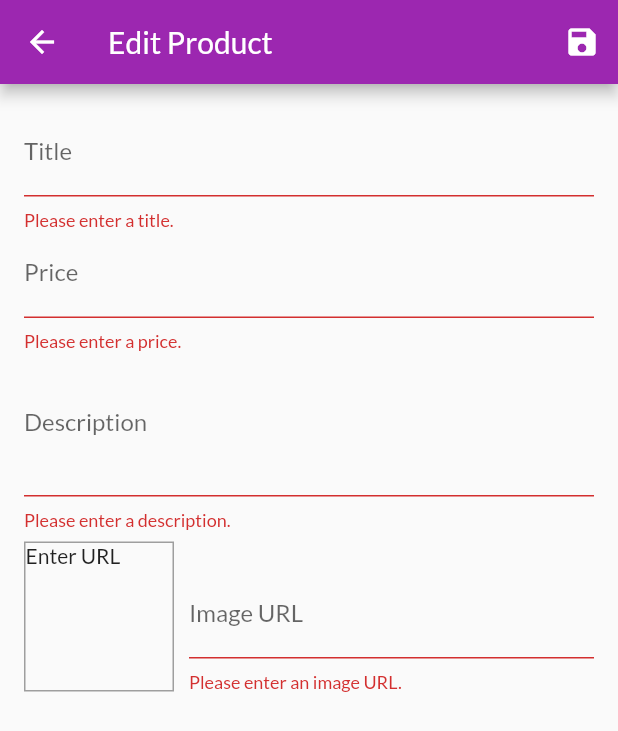
After one commit to chuabingquan/flutter-course, a Flutter app: the EditProductScreen screen opened by its route, after a tap on the "save" icon, on a phone screen of 412 x 824 dp. The commit adds this screen. Shown: the top 731 px of the screen. Run offline on Flutter 3.47's test engine with Material 2 defaults, Android fonts, the phone set to English and light mode, and no system bars; network calls fail.

Commit message:
Add ability to add/edit products

```diff
--- a/my_shop/lib/main.dart
+++ b/my_shop/lib/main.dart
@@ -3,8 +3,10 @@ import 'package:provider/provider.dart';
 
 import './screens/products_overview_screen.dart';
 import './screens/product_detail_screen.dart';
+import './screens/user_product_screen.dart';
 import './screens/cart_screen.dart';
 import './screens/orders_screen.dart';
+import './screens/edit_product_screen.dart';
 import './providers/products.dart';
 import './providers/cart.dart';
 import './providers/orders.dart';
@@ -37,6 +39,8 @@ class MyApp extends StatelessWidget {
           ProductDetailScreen.routeName: (ctx) => ProductDetailScreen(),
           CartScreen.routeName: (ctx) => CartScreen(),
           OrdersScreen.routeName: (ctx) => OrdersScreen(),
+          UserProductScreen.routeName: (ctx) => UserProductScreen(),
+          EditProductScreen.routeName: (ctx) => EditProductScreen(),
         },
       ),
     );
--- a/my_shop/lib/providers/products.dart
+++ b/my_shop/lib/providers/products.dart
@@ -50,4 +50,28 @@ class Products with ChangeNotifier {
   Product findById(String id) {
     return _items.firstWhere((product) => product.id == id);
   }
+
+  void addProduct(Product product) {
+    final newProduct = Product(
+      id: DateTime.now().toString(),
+      title: product.title,
+      description: product.description,
+      price: product.price,
+      imageUrl: product.imageUrl,
+    );
+
+    _items.add(newProduct);
+    // _items.insert(0, newProduct); // Insert at the start of the list
+    notifyListeners();
+  }
+
+  void updateProduct(String id, Product newProduct) {
+    final productIndex = _items.indexWhere((product) => product.id == id);
+    if (productIndex >= 0) {
+      _items[productIndex] = newProduct;
+      notifyListeners();
+    } else {
+      print('messed up');
+    }
+  }
 }
--- /dev/null
+++ b/my_shop/lib/screens/edit_product_screen.dart
@@ -0,0 +1,257 @@
+import 'package:flutter/material.dart';
+import 'package:provider/provider.dart';
+
+import '../providers/product.dart';
+import '../providers/products.dart';
+
+class EditProductScreen extends StatefulWidget {
+  static const routeName = '/edit-product';
+  @override
+  _EditProductScreenState createState() => _EditProductScreenState();
+}
+
+class _EditProductScreenState extends State<EditProductScreen> {
+  // Needs to be disposed, else memory leaks
+  final _priceFocusNode = FocusNode();
+  final _descriptionFocusNode = FocusNode();
+  final _imageUrlFocusNode = FocusNode();
+  final _imageUrlController = TextEditingController();
+  final _form = GlobalKey<FormState>();
+  var _editedProduct = Product(
+    id: null,
+    title: '',
+    price: 0,
+    description: '',
+    imageUrl: '',
+  );
+  var _initValues = {
+    'title': '',
+    'description': '',
+    'price': '',
+    'imageUrl': '',
+  };
+  var _isInit = true;
+
+  @override
+  void initState() {
+    _imageUrlFocusNode.addListener(_updateImageUrl);
+    super.initState();
+  }
+
+  // runs before build is executed
+  @override
+  void didChangeDependencies() {
+    if (_isInit) {
+      // when future dependencies change, won't re-trigger
+      final productId = ModalRoute.of(context).settings.arguments as String;
+      if (productId != null) {
+        _editedProduct =
+            Provider.of<Products>(context, listen: false).findById(productId);
+        _initValues = {
+          'title': _editedProduct.title,
+          'description': _editedProduct.description,
+          'price': _editedProduct.price.toString(),
+          'imageUrl': '',
+        };
+        _imageUrlController.text = _editedProduct.imageUrl;
+      }
+      _isInit = false;
+    }
+    super.didChangeDependencies();
+  }
+
+  @override
+  void dispose() {
+    _imageUrlFocusNode.removeListener(_updateImageUrl);
+    _priceFocusNode.dispose();
+    _descriptionFocusNode.dispose();
+    _imageUrlFocusNode.dispose();
+    _imageUrlController.dispose();
+    super.dispose();
+  }
+
+  void _updateImageUrl() {
+    final imageUrlInput = _imageUrlController.text;
+    if (!_imageUrlFocusNode.hasFocus) {
+      if ((!imageUrlInput.startsWith('http://') &&
+              !imageUrlInput.startsWith('https://')) ||
+          (!imageUrlInput.endsWith('.png') &&
+              !imageUrlInput.endsWith('.jpg') &&
+              !imageUrlInput.endsWith('.jpeg'))) {
+        return;
+      }
+      setState(() {});
+    }
+  }
+
+  void _saveForm() {
+    final isValid = _form.currentState.validate();
+    if (!isValid) {
+      return;
+    }
+    _form.currentState.save();
+    if (_editedProduct.id != null) {
+      Provider.of<Products>(context, listen: false)
+          .updateProduct(_editedProduct.id, _editedProduct);
+    } else {
+      Provider.of<Products>(context, listen: false).addProduct(_editedProduct);
+    }
+    Navigator.of(context).pop();
+  }
+
+  @override
+  Widget build(BuildContext context) {
+    return Scaffold(
+      appBar: AppBar(
+        title: Text(
+          'Edit Product',
+        ),
+        actions: <Widget>[
+          IconButton(
+            icon: Icon(Icons.save),
+            onPressed: _saveForm,
+          ),
+        ],
+      ),
+      body: Padding(
+        padding: const EdgeInsets.all(16.0),
+        child: Form(
+          key: _form,
+          child: ListView(
+            children: <Widget>[
+              TextFormField(
+                initialValue: _initValues['title'],
+                decoration: InputDecoration(labelText: 'Title'),
+                textInputAction: TextInputAction.next,
+                onFieldSubmitted: (value) {
+                  FocusScope.of(context).requestFocus(_priceFocusNode);
+                },
+                validator: (value) {
+                  if (value.isEmpty) return 'Please enter a title.';
+                  return null;
+                },
+                onSaved: (value) {
+                  _editedProduct = Product(
+                    id: _editedProduct.id,
+                    title: value,
+                    price: _editedProduct.price,
+                    description: _editedProduct.description,
+                    imageUrl: _editedProduct.imageUrl,
+                    isFavourite: _editedProduct.isFavourite,
+                  );
+                },
+              ),
+              TextFormField(
+                initialValue: _initValues['price'],
+                decoration: InputDecoration(labelText: 'Price'),
+                textInputAction: TextInputAction.next,
+                keyboardType: TextInputType.number,
+                focusNode: _priceFocusNode,
+                onFieldSubmitted: (value) {
+                  FocusScope.of(context).requestFocus(_descriptionFocusNode);
+                },
+                validator: (value) {
+                  if (value.isEmpty) return 'Please enter a price.';
+                  if (double.tryParse(value) == null)
+                    return 'Please enter a valid number.';
+                  if (double.parse(value) <= 0)
+                    return 'Please enter a number greater than 0.';
+                  return null;
+                },
+                onSaved: (value) {
+                  _editedProduct = Product(
+                    id: _editedProduct.id,
+                    title: _editedProduct.title,
+                    price: double.parse(value),
+                    description: _editedProduct.description,
+                    imageUrl: _editedProduct.imageUrl,
+                    isFavourite: _editedProduct.isFavourite,
+                  );
+                },
+              ),
+              TextFormField(
+                initialValue: _initValues['description'],
+                decoration: InputDecoration(labelText: 'Description'),
+                maxLines: 3,
+                keyboardType: TextInputType.multiline,
+                focusNode: _descriptionFocusNode,
+                validator: (value) {
+                  if (value.isEmpty) return 'Please enter a description.';
+                  if (value.length < 10)
+                    return 'Should be at least 10 characters long.';
+                  return null;
+                },
+                onSaved: (value) {
+                  _editedProduct = Product(
+                    id: _editedProduct.id,
+                    title: _editedProduct.title,
+                    price: _editedProduct.price,
+                    description: value,
+                    imageUrl: _editedProduct.imageUrl,
+                    isFavourite: _editedProduct.isFavourite,
+                  );
+                },
+              ),
+              Row(
+                crossAxisAlignment: CrossAxisAlignment.end,
+                children: <Widget>[
+                  Container(
+                    width: 100,
+                    height: 100,
+                    margin: EdgeInsets.only(
+                      top: 8,
+                      right: 10,
+                    ),
+                    decoration: BoxDecoration(
+                      border: Border.all(
+                        width: 1,
+                        color: Colors.grey,
+                      ),
+                    ),
+                    child: _imageUrlController.text.isEmpty
+                        ? Text('Enter URL')
+                        : FittedBox(
+                            child: Image.network(_imageUrlController.text,
+                                fit: BoxFit.cover),
+                          ),
+                  ),
+                  Expanded(
+                    child: TextFormField(
+                      decoration: InputDecoration(labelText: 'Image URL'),
+                      keyboardType: TextInputType.url,
+                      textInputAction: TextInputAction.done,
+                      controller: _imageUrlController,
+                      focusNode: _imageUrlFocusNode,
+                      validator: (value) {
+                        if (value.isEmpty) return 'Please enter an image URL.';
+                        if (!value.startsWith('http://') &&
+                            !value.startsWith('https://'))
+                          return 'Please enter a valid URL.';
+                        if (!value.endsWith('.png') &&
+                            !value.endsWith('.jpg') &&
+                            !value.endsWith('.jpeg'))
+                          return 'Please enter a valid image URL.';
+                        return null;
+                      },
+                      onFieldSubmitted: (_) => _saveForm(),
+                      onSaved: (value) {
+                        _editedProduct = Product(
+                          id: _editedProduct.id,
+                          title: _editedProduct.title,
+                          price: _editedProduct.price,
+                          description: _editedProduct.description,
+                          imageUrl: value,
+                          isFavourite: _editedProduct.isFavourite,
+                        );
+                      },
+                    ),
+                  )
+                ],
+              )
+            ],
+          ),
+        ),
+      ),
+    );
+  }
+}
--- a/my_shop/lib/screens/product_detail_screen.dart
+++ b/my_shop/lib/screens/product_detail_screen.dart
@@ -28,7 +28,7 @@ class ProductDetailScreen extends StatelessWidget {
             height: 10,
           ),
           Text(
-            '\$${loadedProduct.price}',
+            '\$${loadedProduct.price.toStringAsFixed(2)}',
             style: TextStyle(
               color: Colors.grey,
               fontSize: 20,
```
Also changed, not shown: my_shop/lib/providers/cart.dart (+19 -2 lines), my_shop/lib/screens/user_product_screen.dart (added, +45 -0 lines), my_shop/lib/widgets/app_drawer.dart (+11 -1 lines), my_shop/lib/widgets/cart_item.dart (+24 -0 lines), my_shop/lib/widgets/product_item.dart (+10 -0 lines), my_shop/lib/widgets/user_product_item.dart (added, +41 -0 lines).
